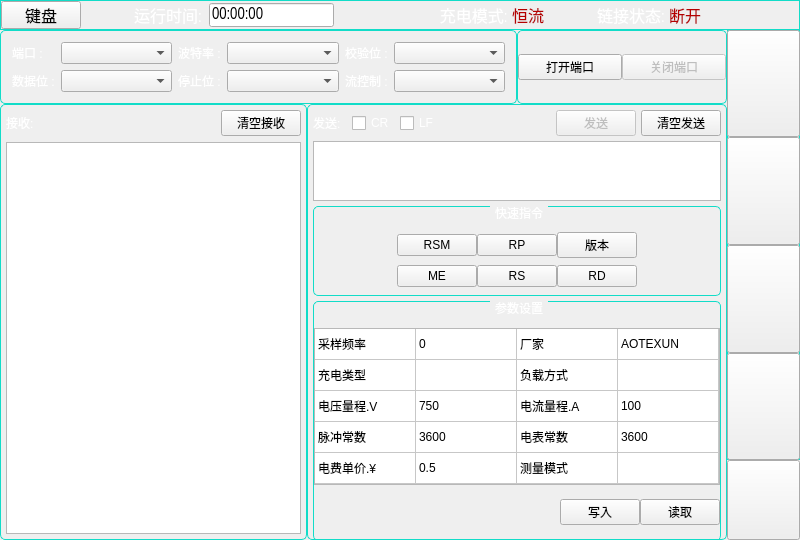
Qt form mainwidget.ui (jingzhesiye/9-0-2) before a commit.
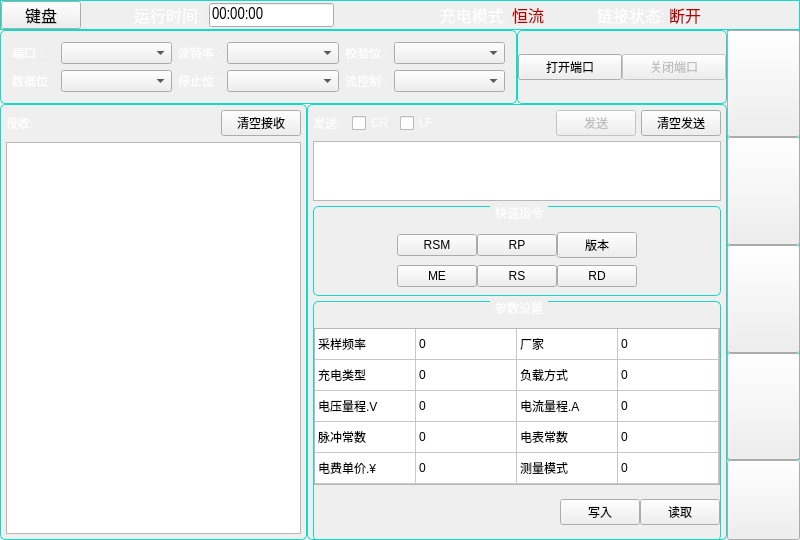
The same form after that commit. The open tabs and pages were chosen to show the change. Icons and pictures are not drawn. Custom widgets are drawn as their Qt base class.

Patch:
```diff
--- a/mainwidget.ui
+++ b/mainwidget.ui
@@ -4169,7 +4169,7 @@
                </item>
                <item row="0" column="3">
                 <property name="text">
-                 <string>AOTEXUN</string>
+                 <string>0</string>
                 </property>
                </item>
                <item row="1" column="0">
@@ -4177,11 +4177,21 @@
                  <string>充电类型</string>
                 </property>
                </item>
+               <item row="1" column="1">
+                <property name="text">
+                 <string>0</string>
+                </property>
+               </item>
                <item row="1" column="2">
                 <property name="text">
                  <string>负载方式</string>
                 </property>
                </item>
+               <item row="1" column="3">
+                <property name="text">
+                 <string>0</string>
+                </property>
+               </item>
                <item row="2" column="0">
                 <property name="text">
                  <string>电压量程.V</string>
@@ -4189,7 +4199,7 @@
                </item>
                <item row="2" column="1">
                 <property name="text">
-                 <string>750</string>
+                 <string>0</string>
                 </property>
                </item>
                <item row="2" column="2">
@@ -4199,7 +4209,7 @@
                </item>
                <item row="2" column="3">
                 <property name="text">
-                 <string>100</string>
+                 <string>0</string>
                 </property>
                </item>
                <item row="3" column="0">
@@ -4209,7 +4219,7 @@
                </item>
                <item row="3" column="1">
                 <property name="text">
-                 <string>3600</string>
+                 <string>0</string>
                 </property>
                </item>
                <item row="3" column="2">
@@ -4219,7 +4229,7 @@
                </item>
                <item row="3" column="3">
                 <property name="text">
-                 <string>3600</string>
+                 <string>0</string>
                 </property>
                </item>
                <item row="4" column="0">
@@ -4229,7 +4239,7 @@
                </item>
                <item row="4" column="1">
                 <property name="text">
-                 <string>0.5</string>
+                 <string>0</string>
                 </property>
                </item>
                <item row="4" column="2">
@@ -4237,6 +4247,11 @@
                  <string>测量模式</string>
                 </property>
                </item>
+               <item row="4" column="3">
+                <property name="text">
+                 <string>0</string>
+                </property>
+               </item>
               </widget>
              </item>
             </layout>
```
Left out of the diff: 2 changed lines with no effect on the pictures.
